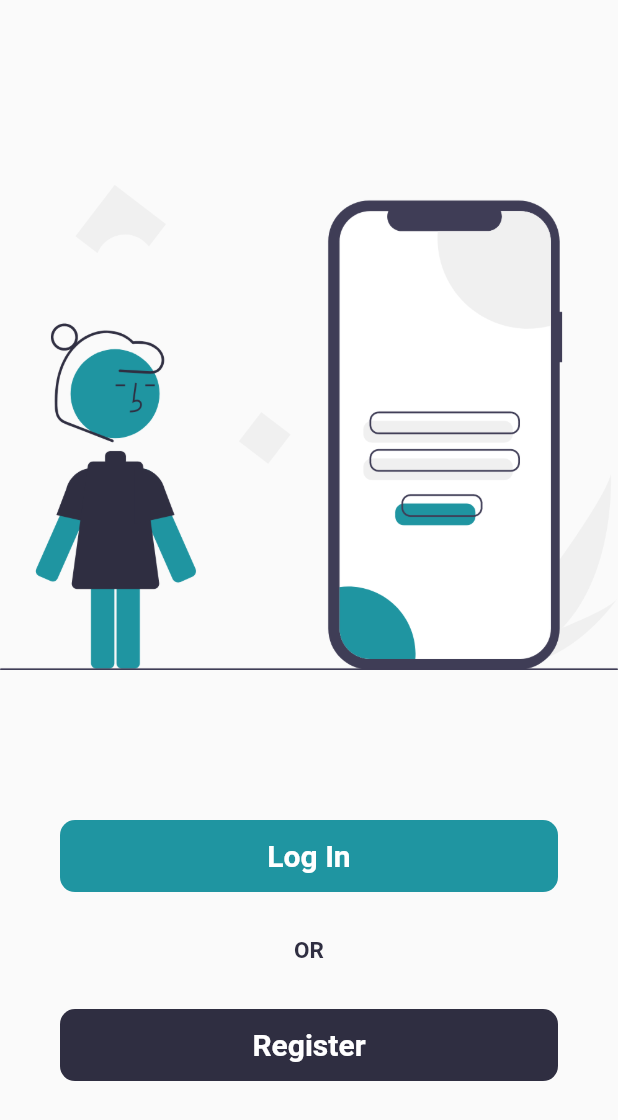
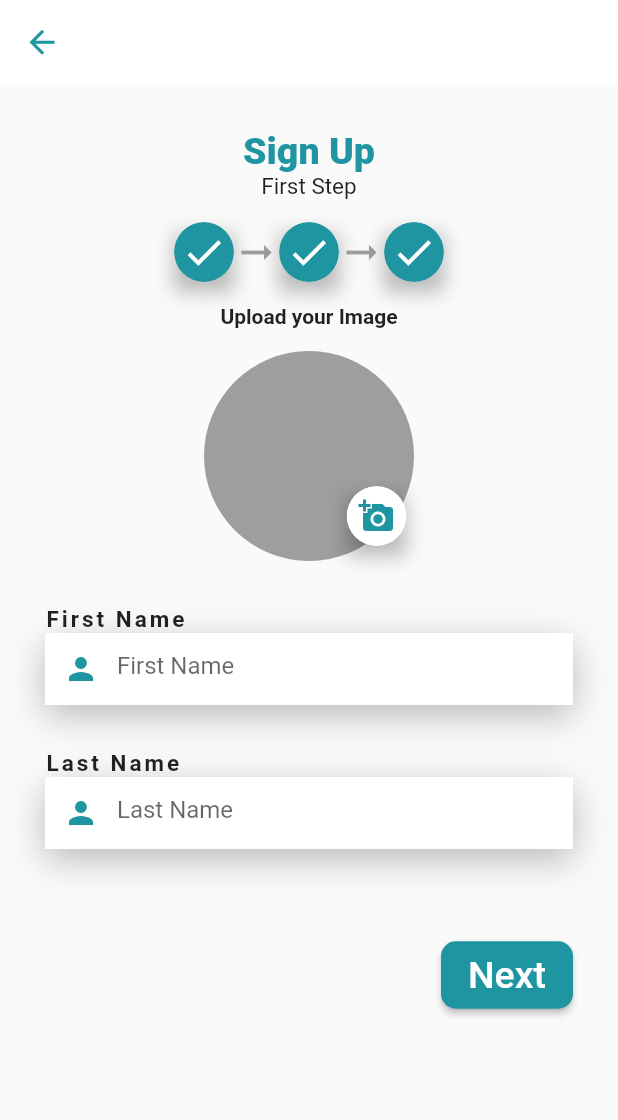
Before and after one commit to LotFee/Gradiuation_Project, a Flutter app: the StartScreen screen opened by its route, after a tap on "Register", on a phone screen of 412 x 824 dp. Shown: the top 1120 px of the screen. Run offline on Flutter 3.47's test engine with Material 2 defaults, Android fonts, the phone set to English and light mode, and no system bars; our stand-ins replace animated_text_kit.

Commit message:
sign up 1 added

```diff
--- a/lib/main.dart
+++ b/lib/main.dart
@@ -1,4 +1,5 @@
 import 'package:flutter/material.dart';
+import 'package:sakkeny/register/signup1.dart';
 import 'package:sakkeny/screens/start_screen.dart';
 import 'screens/Stepers/steper1_screen.dart';
 import 'screens/welcome_screen.dart';
@@ -22,6 +23,7 @@ class MyApp extends StatelessWidget {
         WelcomeScreen.routName:(ctx)=>WelcomeScreen(),
         Steper1.routeName: (ctx)=> Steper1(),
         StartScreen.routeName:(ctx)=>StartScreen(),
+        SignUp1.routeName : (ctx) => SignUp1(),
       },
       debugShowCheckedModeBanner: false,
     );
--- /dev/null
+++ b/lib/register/signup1.dart
@@ -0,0 +1,310 @@
+import 'package:flutter/cupertino.dart';
+import 'package:flutter/material.dart';
+import 'package:flutter/services.dart';
+import 'package:sakkeny/screens/start_screen.dart';
+
+class SignUp1 extends StatelessWidget {
+  const SignUp1({Key? key}) : super(key: key);
+
+  static const String routeName= "sign-up1";
+
+  @override
+  Widget build(BuildContext context) {
+    return Scaffold(
+      appBar: AppBar(
+        elevation: 0,
+        backgroundColor: Colors.white,
+        backwardsCompatibility: false,
+        // automaticallyImplyLeading: false,
+        leading: IconButton(icon: Icon(Icons.arrow_back_sharp,size: 25,) , onPressed: (){
+          Navigator.pop(context);
+        }, color:Color(0xff1f95a1) , ),
+        systemOverlayStyle: SystemUiOverlayStyle(statusBarColor:Color(0xff1f95a1) ),
+      ),
+      body: SingleChildScrollView(
+        child: Padding(
+          padding: const EdgeInsets.only(top: 30),
+          child: Column(
+            mainAxisAlignment: MainAxisAlignment.spaceEvenly,
+            crossAxisAlignment: CrossAxisAlignment.center,
+            children: [
+              Center(
+                child: Text(
+                  "Sign Up",
+                  style: TextStyle(
+                      color: Color(0xff1f95a1),
+                      fontSize: 25,
+                      fontWeight: FontWeight.w800),
+                ),
+              ),
+              Center(
+                child: Text(
+                  "First Step",
+                  style: TextStyle(
+                      fontSize: 15,
+                      ),
+
+                ),
+              ),
+              SizedBox(height: 15,),
+              Row(
+                mainAxisAlignment: MainAxisAlignment.center,
+                children: [
+                  Container(
+                    decoration: BoxDecoration(
+                      boxShadow: <BoxShadow>[
+                        BoxShadow(
+                          color: Colors.black26,
+                          blurRadius: 10.0,
+                          offset: Offset(0.0, 7),
+                          //  spreadRadius: 50.0,
+                        )
+                      ],
+                    ),
+
+                    child: ClipRRect(
+                      borderRadius: BorderRadius.circular(40),
+                      child: Container(
+                        height: 40,
+                        width: 40,
+
+                        decoration: BoxDecoration(
+                          shape: BoxShape.circle,
+                          color: Color(0xff1f95a1)
+                        ),
+                        child: Icon(Icons.done , color: Colors.white, size: 30,) ,
+
+
+                      ),
+                    ),
+                  ),
+                  Icon(Icons.arrow_right_alt_outlined, color: Colors.grey,size: 30,),
+                  Container(
+                    decoration: BoxDecoration(
+                      boxShadow: <BoxShadow>[
+                        BoxShadow(
+                          color: Colors.black26,
+                          blurRadius: 10.0,
+                          offset: Offset(0.0, 7),
+                          //  spreadRadius: 50.0,
+                        )
+                      ],
+                    ),
+
+                    child: ClipRRect(
+                      borderRadius: BorderRadius.circular(40),
+                      child: Container(
+                        height: 40,
+                        width: 40,
+
+                        decoration: BoxDecoration(
+                            shape: BoxShape.circle,
+                            color: Color(0xff1f95a1)
+                        ),
+                        child: Icon(Icons.done , color: Colors.white, size: 30,) ,
+
+
+                      ),
+                    ),
+                  ),
+                  Icon(Icons.arrow_right_alt_outlined, color: Colors.grey,size: 30,),
+                  Container(
+                    decoration: BoxDecoration(
+                      boxShadow: <BoxShadow>[
+                        BoxShadow(
+                          color: Colors.black26,
+                          blurRadius: 10.0,
+                          offset: Offset(0.0, 7),
+                          //  spreadRadius: 50.0,
+                        )
+                      ],
+                    ),
+
+                    child: ClipRRect(
+                      borderRadius: BorderRadius.circular(40),
+                      child: Container(
+                        height: 40,
+                        width: 40,
+
+                        decoration: BoxDecoration(
+                            shape: BoxShape.circle,
+                            color: Color(0xff1f95a1)
+                        ),
+                        child: Icon(Icons.done , color: Colors.white, size: 30,) ,
+
+
+                      ),
+                    ),
+                  ),
+                ],
+              ),
+              SizedBox(height: 15,),
+              Text("Upload your Image", style: TextStyle(fontWeight: FontWeight.bold),),
+              SizedBox(height: 15,),
+              Stack(
+                 children: [
+                   CircleAvatar(
+                     backgroundColor: Colors.grey,
+                        radius: 70,
+
+                   ),
+                   Positioned(
+                       top: 90,
+                       left: 95,
+                       child:  Container(
+                         decoration: BoxDecoration(
+                           boxShadow: <BoxShadow>[
+                             BoxShadow(
+                               color: Colors.black26,
+                               blurRadius: 10.0,
+                               offset: Offset(0.0, 7),
+                               //  spreadRadius: 50.0,
+                             )
+                           ],
+                         ),
+
+                         child: ClipRRect(
+                           borderRadius: BorderRadius.circular(40),
+                           child: Container(
+                             height: 40,
+                             width: 40,
+
+                             decoration: BoxDecoration(
+                                 shape: BoxShape.circle,
+                                 color: Colors.white
+                             ),
+                             child: IconButton(icon: Icon(Icons.add_a_photo), color: Color(0xff1f95a1), onPressed: (){},) ,
+
+
+
+                           ),
+                         ),
+                       ),
+
+
+
+                   ),
+
+                 ],
+              ),
+
+              Padding(
+                padding: const EdgeInsets.all(30.0),
+                child: Form(child: Column(
+                  mainAxisAlignment: MainAxisAlignment.spaceBetween,
+                  children: [
+                    Column(
+                      crossAxisAlignment: CrossAxisAlignment.start,
+                      children: [
+                        Text("First Name",style: TextStyle(fontWeight: FontWeight.bold,fontSize: 15,letterSpacing: 2),),
+                        Container(
+                          decoration: BoxDecoration(
+                            boxShadow: <BoxShadow>[
+                              BoxShadow(
+                                color: Colors.black26,
+                                blurRadius: 20.0,
+                                offset: Offset(0.0, 7),
+                                //  spreadRadius: 50.0,
+                              )
+                            ],
+                          ),
+
+                          child: Container(
+                            color: Colors.white,
+                            child: TextFormField(
+                              keyboardType: TextInputType.text,
+                              decoration: InputDecoration(
+                                enabledBorder: InputBorder.none,
+                                prefixIcon: Icon( Icons.person,color: Color(0xff1f95a1),),
+                                //  labelText: "Enter Your  First Name",
+                                labelStyle: TextStyle(color: Color(0xff1f95a1)),
+                                focusedBorder: OutlineInputBorder(
+
+                                  // borderRadius: BorderRadius.circular(10),
+                                  borderSide: BorderSide(color: Colors.white ),
+                                ),
+                                border: OutlineInputBorder(
+                                  borderRadius: BorderRadius.circular(10),
+                                  borderSide: BorderSide(color: Colors.grey  ),
+                                ),
+                                hintText: "First Name",
+
+                              ),
+                            ),
+                          ),
+                        ),
+                      ],
+                    ),
+                    SizedBox(height: 30,),
+                    Column(
+                      crossAxisAlignment: CrossAxisAlignment.start,
+                      children: [
+                        Text("Last Name",style: TextStyle(fontWeight: FontWeight.bold,fontSize: 15,letterSpacing: 2),),
+                        Container(
+                          decoration: BoxDecoration(
+                            boxShadow: <BoxShadow>[
+                              BoxShadow(
+                                color: Colors.black26,
+                                blurRadius: 20.0,
+                                offset: Offset(0.0, 7),
+                                //  spreadRadius: 50.0,
+                              )
+                            ],
+                          ),
+
+                          child: Container(
+                            color: Colors.white,
+                            child: TextFormField(
+                              keyboardType: TextInputType.text,
+                              decoration: InputDecoration(
+                                enabledBorder: InputBorder.none,
+                                prefixIcon: Icon( Icons.person,color: Color(0xff1f95a1),),
+                                //  labelText: "Enter Your  First Name",
+                                labelStyle: TextStyle(color: Color(0xff1f95a1)),
+                                focusedBorder: OutlineInputBorder(
+
+                                  // borderRadius: BorderRadius.circular(10),
+                                  borderSide: BorderSide(color: Colors.white ),
+                                ),
+                                border: OutlineInputBorder(
+                                  borderRadius: BorderRadius.circular(10),
+                                  borderSide: BorderSide(color: Colors.grey  ),
+                                ),
+                                hintText: "Last Name",
+
+                              ),
+                            ),
+                          ),
+                        ),
+                      ],
+                    ),
+
+                  ],
+                )),
+              ),
+             Padding(
+               padding: const EdgeInsets.all(30.0),
+               child: Row(
+                 mainAxisAlignment: MainAxisAlignment.end,
+                 children: [
+                   RaisedButton(
+
+                     color: Color(0xff1f95a1), // background
+                     shape: RoundedRectangleBorder(
+                         borderRadius: BorderRadius.circular(10)), // foreground
+                     onPressed: () {
+
+                     },
+                     child: Text("Next",style: TextStyle(color: Colors.white ,fontSize: 25),),
+                     padding: EdgeInsets.only(top: 8,bottom: 8),
+                   ),
+                 ],
+               ),
+             ),
+            ],
+          ),
+        ),
+      ),
+    );
+  }
+}
--- a/lib/screens/start_screen.dart
+++ b/lib/screens/start_screen.dart
@@ -1,5 +1,6 @@
 import 'package:flutter/cupertino.dart';
 import 'package:flutter/material.dart';
+import 'package:sakkeny/register/signup1.dart';
 
 class StartScreen extends StatelessWidget {
   static const String routeName = 'start_screen';
@@ -64,6 +65,7 @@ class StartScreen extends StatelessWidget {
                   ),
                 ),
                 onPressed: () {
+                  Navigator.pushNamed(context, SignUp1.routeName);
                 },
               ),
             ),
```
